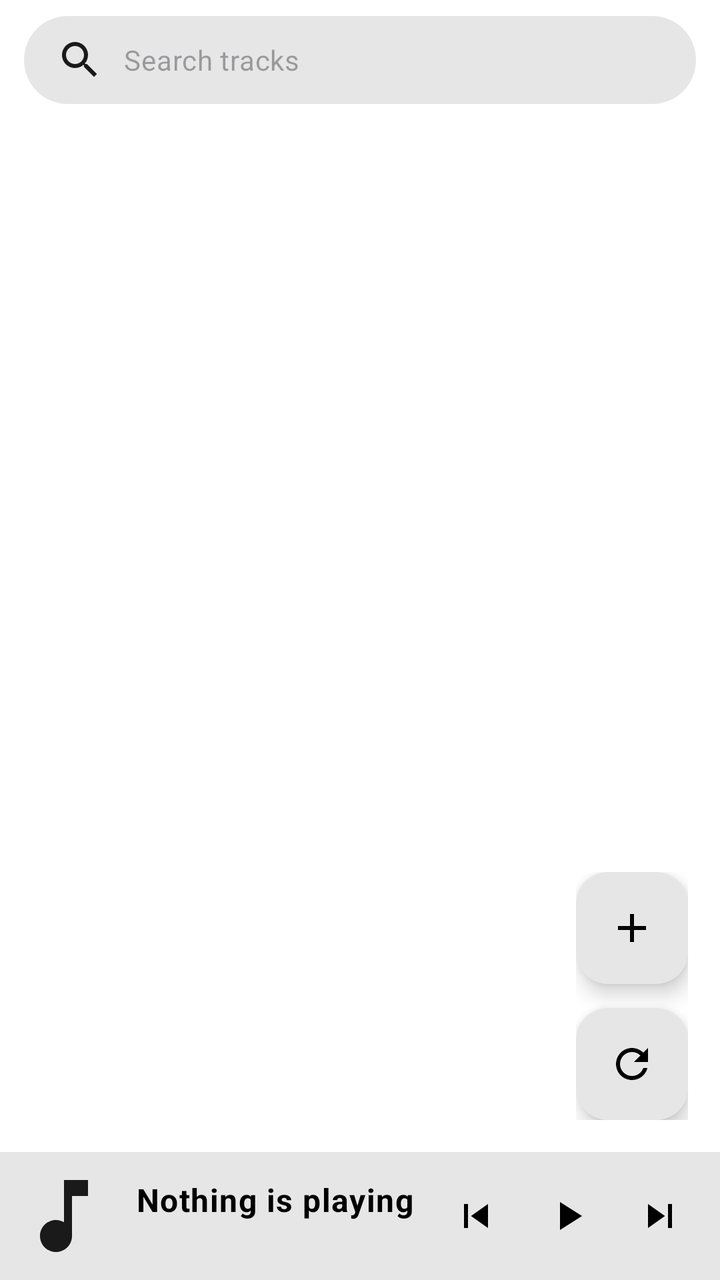
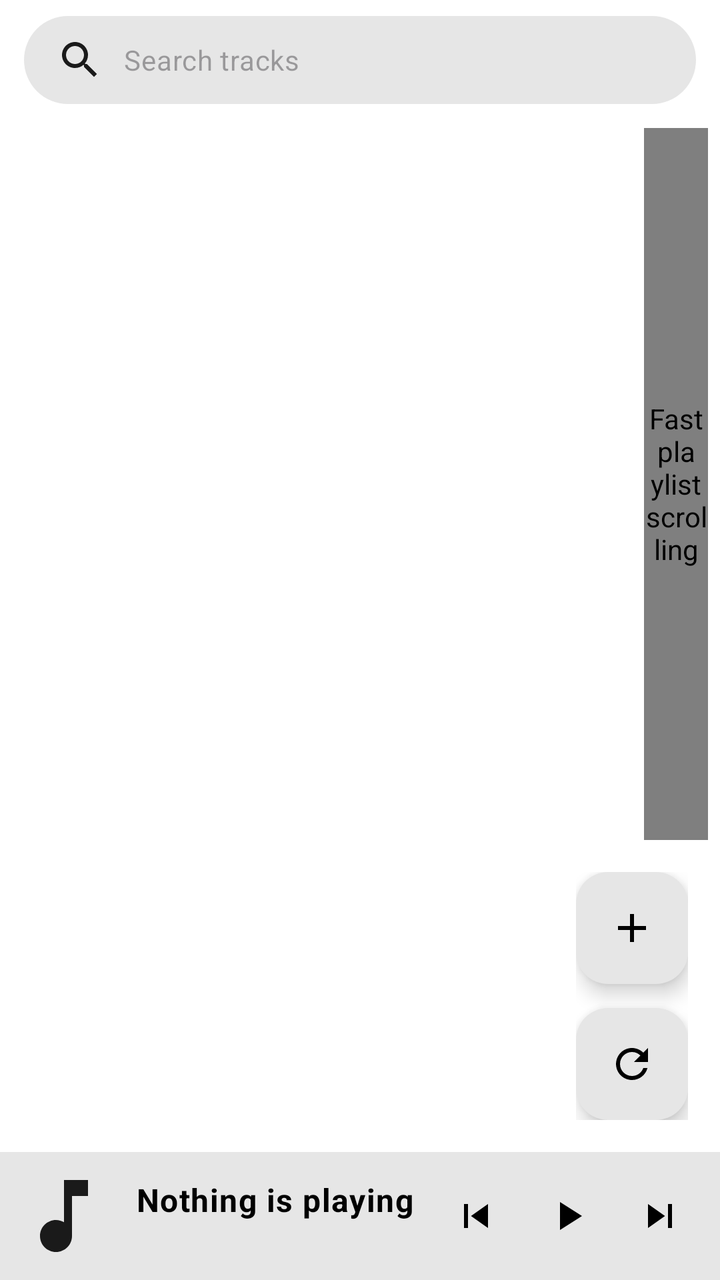

Compare the two renders of this Android layout. The source of the first and the diff that turns it into the second are given below.
<!-- AndroidManifest.xml: application theme Theme.Viby -->
<!-- res/layout/fragment_queue.xml -->
<?xml version="1.0" encoding="utf-8"?>
<LinearLayout xmlns:android="http://schemas.android.com/apk/res/android"
    xmlns:app="http://schemas.android.com/apk/res-auto"
    android:layout_width="match_parent"
    android:layout_height="match_parent"
    android:orientation="vertical">

    
    <EditText
        android:id="@+id/searchInput"
        android:layout_width="match_parent"
        android:layout_height="wrap_content"
        android:layout_marginHorizontal="12dp"
        android:layout_marginTop="8dp"
        android:layout_marginBottom="4dp"
        android:background="@drawable/bg_search"
        android:drawableStart="@drawable/ic_search"
        android:drawablePadding="10dp"
        android:hint="@string/search_hint"
        android:imeOptions="actionSearch"
        android:importantForAutofill="no"
        android:inputType="text"
        android:maxLines="1"
        android:paddingHorizontal="16dp"
        android:paddingVertical="10dp"
        android:textAppearance="?attr/textAppearanceBodyMedium" />

    
    <LinearLayout
        android:id="@+id/selectionBar"
        android:layout_width="match_parent"
        android:layout_height="wrap_content"
        android:background="@color/viby_surface_high"
        android:gravity="center_vertical"
        android:orientation="horizontal"
        android:paddingHorizontal="8dp"
        android:paddingVertical="4dp"
        android:visibility="gone">

        <CheckBox
            android:id="@+id/selectAllCheck"
            android:layout_width="wrap_content"
            android:layout_height="wrap_content"
            android:text="@string/select_all" />

        <TextView
            android:id="@+id/selectionCount"
            android:layout_width="0dp"
            android:layout_height="wrap_content"
            android:layout_marginStart="8dp"
            android:layout_weight="1"
            android:textAppearance="?attr/textAppearanceBodyMedium" />

        <ImageButton
            android:id="@+id/selectionMove"
            android:layout_width="44dp"
            android:layout_height="44dp"
            android:background="?attr/selectableItemBackgroundBorderless"
            android:contentDescription="@string/ctx_move_to_playlist"
            android:src="@drawable/ic_playlist_add" />

        <ImageButton
            android:id="@+id/selectionDelete"
            android:layout_width="44dp"
            android:layout_height="44dp"
            android:background="?attr/selectableItemBackgroundBorderless"
            android:contentDescription="@string/ctx_delete_from_device"
            android:src="@drawable/ic_delete" />

        <ImageButton
            android:id="@+id/selectionClose"
            android:layout_width="44dp"
            android:layout_height="44dp"
            android:background="?attr/selectableItemBackgroundBorderless"
            android:contentDescription="@android:string/cancel"
            android:src="@drawable/ic_close" />
    </LinearLayout>

    <FrameLayout
        android:layout_width="match_parent"
        android:layout_height="0dp"
        android:layout_weight="1">

        <androidx.recyclerview.widget.RecyclerView
            android:id="@+id/tracksList"
            android:layout_width="match_parent"
            android:layout_height="match_parent"
            android:clipToPadding="false"
            android:paddingVertical="8dp"
            app:layoutManager="androidx.recyclerview.widget.LinearLayoutManager" />

        <TextView
            android:id="@+id/emptyText"
            android:layout_width="wrap_content"
            android:layout_height="wrap_content"
            android:layout_gravity="center"
            android:gravity="center"
            android:padding="32dp"
            android:text="@string/empty_queue"
            android:textAppearance="?attr/textAppearanceBodyLarge"
            android:textColor="@color/viby_text_secondary"
            android:visibility="gone" />

        <LinearLayout
            android:layout_width="wrap_content"
            android:layout_height="wrap_content"
            android:layout_gravity="bottom|end"
            android:layout_margin="16dp"
            android:gravity="center_horizontal"
            android:orientation="vertical">

            <com.google.android.material.floatingactionbutton.FloatingActionButton
                android:id="@+id/addTracks"
                android:layout_width="wrap_content"
                android:layout_height="wrap_content"
                android:layout_marginBottom="12dp"
                android:contentDescription="@string/add_tracks_title"
                android:src="@drawable/ic_add"
                app:backgroundTint="@color/viby_control_panel"
                app:tint="@color/viby_on_control_panel"
                app:fabSize="mini" />

            <com.google.android.material.floatingactionbutton.FloatingActionButton
                android:id="@+id/refreshPlaylist"
                android:layout_width="wrap_content"
                android:layout_height="wrap_content"
                android:contentDescription="@string/refresh_playlist"
                android:src="@drawable/ic_update"
                app:backgroundTint="@color/viby_control_panel"
                app:tint="@color/viby_on_control_panel"
                app:fabSize="mini" />
        </LinearLayout>
    </FrameLayout>

    
    <LinearLayout
        android:id="@+id/miniPlayer"
        android:layout_width="match_parent"
        android:layout_height="64dp"
        android:background="@drawable/bg_mini_player"
        android:gravity="center_vertical"
        android:orientation="horizontal"
        android:paddingHorizontal="8dp">

        <ImageView
            android:id="@+id/miniThumb"
            android:layout_width="48dp"
            android:layout_height="48dp"
            android:contentDescription="@string/cover_desc"
            android:scaleType="centerCrop"
            android:src="@drawable/ic_music_note"
            app:tint="@null" />

        <LinearLayout
            android:layout_width="0dp"
            android:layout_height="wrap_content"
            android:layout_marginStart="12dp"
            android:layout_weight="1"
            android:orientation="vertical">

            <TextView
                android:id="@+id/miniTitle"
                android:layout_width="match_parent"
                android:layout_height="wrap_content"
                android:ellipsize="end"
                android:singleLine="true"
                android:text="@string/no_track"
                android:textAppearance="?attr/textAppearanceBodyLarge"
                android:textColor="@color/viby_on_control_panel"
                android:textStyle="bold" />

            <TextView
                android:id="@+id/miniArtist"
                android:layout_width="match_parent"
                android:layout_height="wrap_content"
                android:ellipsize="end"
                android:singleLine="true"
                android:textAppearance="?attr/textAppearanceBodySmall"
                android:textColor="@color/viby_on_control_panel" />
        </LinearLayout>

        <ImageButton
            android:id="@+id/miniPrev"
            android:layout_width="44dp"
            android:layout_height="44dp"
            android:background="?attr/selectableItemBackgroundBorderless"
            android:contentDescription="@string/btn_prev"
            android:src="@drawable/ic_skip_previous"
            app:tint="@color/viby_on_control_panel" />

        <ImageButton
            android:id="@+id/miniPlay"
            android:layout_width="48dp"
            android:layout_height="48dp"
            android:background="?attr/selectableItemBackgroundBorderless"
            android:contentDescription="@string/btn_play_pause"
            android:src="@drawable/ic_play"
            app:tint="@color/viby_on_control_panel" />

        <ImageButton
            android:id="@+id/miniNext"
            android:layout_width="44dp"
            android:layout_height="44dp"
            android:background="?attr/selectableItemBackgroundBorderless"
            android:contentDescription="@string/btn_next"
            android:src="@drawable/ic_skip_next"
            app:tint="@color/viby_on_control_panel" />

    </LinearLayout>

</LinearLayout>
<!-- resources referenced by this layout -->
<resources>
  <color name="viby_control_panel">#FFE6E6E6</color>
  <color name="viby_on_control_panel">#FF000000</color>
  <color name="viby_surface_high">#FFE6E6E6</color>
  <color name="viby_text_secondary">#FF1A1A1A</color>
  <!-- drawable bg_mini_player (drawable) -->
  <?xml version="1.0" encoding="utf-8"?>
  <shape xmlns:android="http://schemas.android.com/apk/res/android" android:shape="rectangle">
      <solid android:color="@color/viby_control_panel" />
  </shape>
  <!-- drawable bg_search (drawable) -->
  <?xml version="1.0" encoding="utf-8"?>
  <shape xmlns:android="http://schemas.android.com/apk/res/android" android:shape="rectangle">
      <solid android:color="@color/viby_surface_high" />
      <corners android:radius="24dp" />
  </shape>
  <!-- drawable ic_add (drawable) -->
  <vector xmlns:android="http://schemas.android.com/apk/res/android"
      android:width="24dp" android:height="24dp"
      android:viewportWidth="24" android:viewportHeight="24"
      android:tint="?attr/colorControlNormal">
      <path android:fillColor="@android:color/white" android:pathData="M19,13h-6v6h-2v-6L5,13v-2h6L11,5h2v6h6v2z" />
  </vector>
  <!-- drawable ic_delete (drawable) -->
  <vector xmlns:android="http://schemas.android.com/apk/res/android"
      android:width="24dp" android:height="24dp"
      android:viewportWidth="24" android:viewportHeight="24"
      android:tint="?attr/colorControlNormal">
      <path android:fillColor="@android:color/white" android:pathData="M6,19c0,1.1 0.9,2 2,2h8c1.1,0 2,-0.9 2,-2V7H6v12zM19,4h-3.5l-1,-1h-5l-1,1H5v2h14V4z" />
  </vector>
  <!-- drawable ic_play (drawable) -->
  <vector xmlns:android="http://schemas.android.com/apk/res/android"
      android:width="24dp" android:height="24dp"
      android:viewportWidth="24" android:viewportHeight="24"
      android:tint="?attr/colorControlNormal">
      <path android:fillColor="@android:color/white" android:pathData="M8,5v14l11,-7z" />
  </vector>
  <!-- drawable ic_skip_next (drawable) -->
  <vector xmlns:android="http://schemas.android.com/apk/res/android"
      android:width="24dp" android:height="24dp"
      android:viewportWidth="24" android:viewportHeight="24"
      android:tint="?attr/colorControlNormal">
      <path android:fillColor="@android:color/white" android:pathData="M6,18l8.5,-6L6,6v12zM16,6v12h2V6h-2z" />
  </vector>
  <!-- drawable ic_skip_previous (drawable) -->
  <vector xmlns:android="http://schemas.android.com/apk/res/android"
      android:width="24dp" android:height="24dp"
      android:viewportWidth="24" android:viewportHeight="24"
      android:tint="?attr/colorControlNormal">
      <path android:fillColor="@android:color/white" android:pathData="M6,6h2v12L6,18zM9.5,12l8.5,6L18,6z" />
  </vector>
  <string name="add_tracks_title">Add tracks</string>
  <string name="btn_next">Next</string>
  <string name="btn_play_pause">Play/pause</string>
  <string name="btn_prev">Previous</string>
  <string name="cover_desc">Cover art</string>
  <string name="ctx_delete_from_device">Delete from device</string>
  <string name="ctx_move_to_playlist">Send to playlist…</string>
  <string name="empty_queue">This playlist is empty.\nDownload something from the side menu!</string>
  <string name="no_track">Nothing is playing</string>
  <string name="refresh_playlist">Refresh playlist</string>
  <string name="search_hint">Search tracks</string>
  <string name="select_all">Select all</string>
  <color name="viby_accent">#FF000000</color>
  <color name="viby_on_accent">#FFFFFFFF</color>
  <color name="viby_accent_dark">#FFE6E6E6</color>
  <color name="viby_text">#FF000000</color>
  <color name="viby_surface">#FFFFFFFF</color>
  <color name="viby_wave">#FFE6E6E6</color>
  <color name="viby_bg">#FFFFFFFF</color>
  <!-- unchanged entries left out for length: 6 -->
</resources>

<!-- the commit's change to res/layout/fragment_queue.xml (unified diff, before → after) -->
@@ -86,6 +86,7 @@
             android:layout_width="match_parent"
             android:layout_height="match_parent"
             android:clipToPadding="false"
+            android:paddingEnd="32dp"
             android:paddingVertical="8dp"
             app:layoutManager="androidx.recyclerview.widget.LinearLayoutManager" />
 
@@ -100,6 +101,16 @@
             android:textAppearance="?attr/textAppearanceBodyLarge"
             android:textColor="@color/viby_text_secondary"
             android:visibility="gone" />
+
+        <com.example.viby.ui.widget.PlaylistFastScroller
+            android:id="@+id/playlistFastScroller"
+            android:layout_width="32dp"
+            android:layout_height="match_parent"
+            android:layout_gravity="end"
+            android:layout_marginTop="8dp"
+            android:layout_marginEnd="6dp"
+            android:layout_marginBottom="156dp"
+            android:contentDescription="@string/playlist_fast_scroll" />
 
         <LinearLayout
             android:layout_width="wrap_content"
<!-- resource entries referenced after the edit -->
@@ -59,6 +59,7 @@
   <string name="ctx_move_to_playlist">Send to playlist…</string>
   <string name="empty_queue">This playlist is empty.\nDownload something from the side menu!</string>
   <string name="no_track">Nothing is playing</string>
+  <string name="playlist_fast_scroll">Fast playlist scrolling</string>
   <string name="refresh_playlist">Refresh playlist</string>
   <string name="search_hint">Search tracks</string>
   <string name="select_all">Select all</string>
